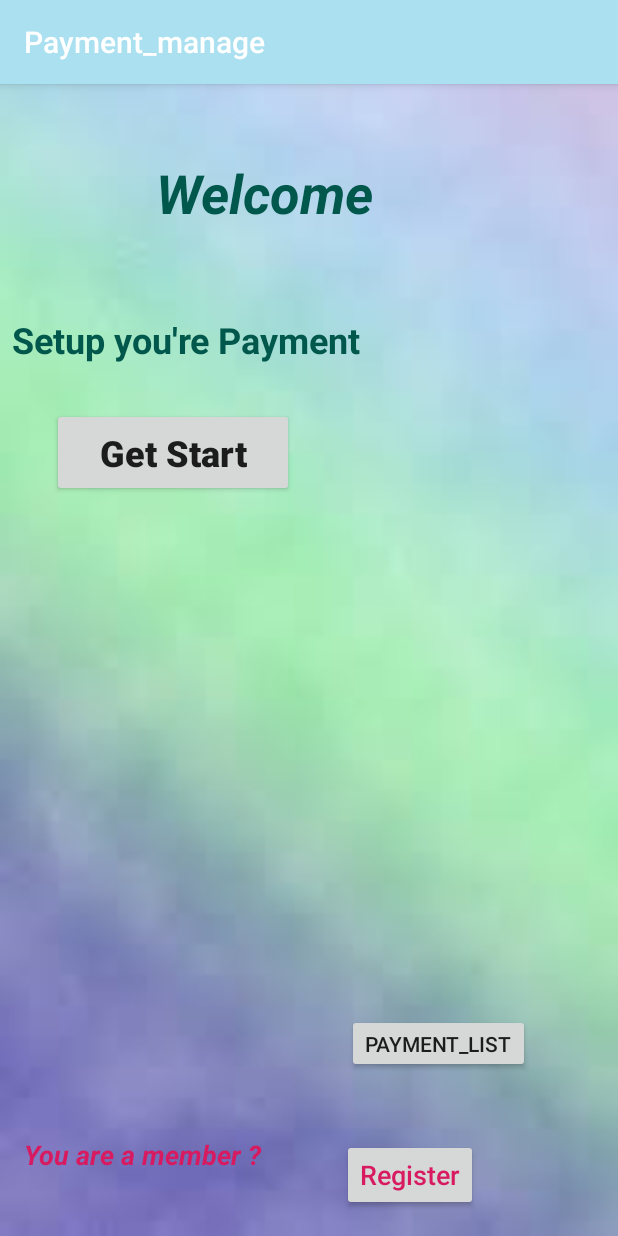
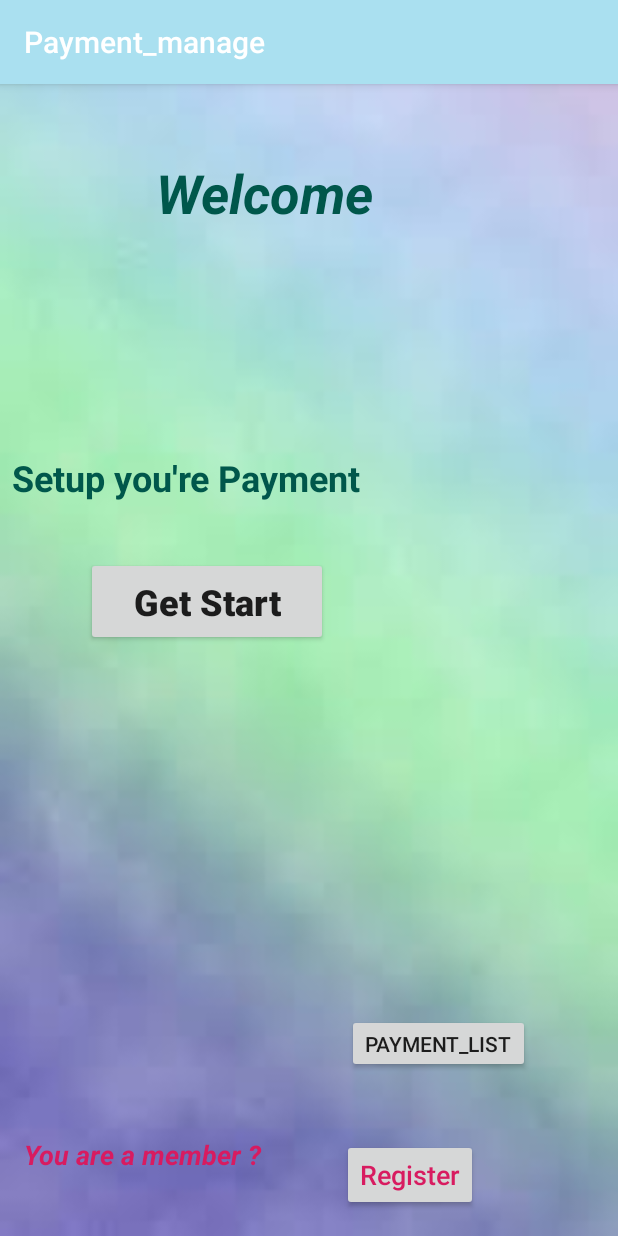
Before and after one commit to Dhananjaya98/PC-Store, an Android app: the screen it shows after launch (main_payment), on a phone screen of 412 x 824 dp. Run offline under Robolectric (Android 15) with nearby library versions, the phone set to English and light mode, and no system bars.

Commit message:
Changed details 4

```diff
--- a/app/src/main/res/layout/activity_main_payment.xml
+++ b/app/src/main/res/layout/activity_main_payment.xml
@@ -21,10 +21,10 @@
         android:textStyle="bold"
         app:layout_constraintBottom_toBottomOf="parent"
         app:layout_constraintEnd_toEndOf="parent"
-        app:layout_constraintHorizontal_bias="0.115"
+        app:layout_constraintHorizontal_bias="0.209"
         app:layout_constraintStart_toStartOf="parent"
         app:layout_constraintTop_toTopOf="parent"
-        app:layout_constraintVertical_bias="0.308" />
+        app:layout_constraintVertical_bias="0.45" />
 
     <TextView
         android:id="@+id/textView"
@@ -59,7 +59,7 @@
         app:layout_constraintHorizontal_bias="0.0"
         app:layout_constraintStart_toStartOf="parent"
         app:layout_constraintTop_toTopOf="parent"
-        app:layout_constraintVertical_bias="0.212" />
+        app:layout_constraintVertical_bias="0.338" />
 
     <TextView
         android:id="@+id/textView5"
```
